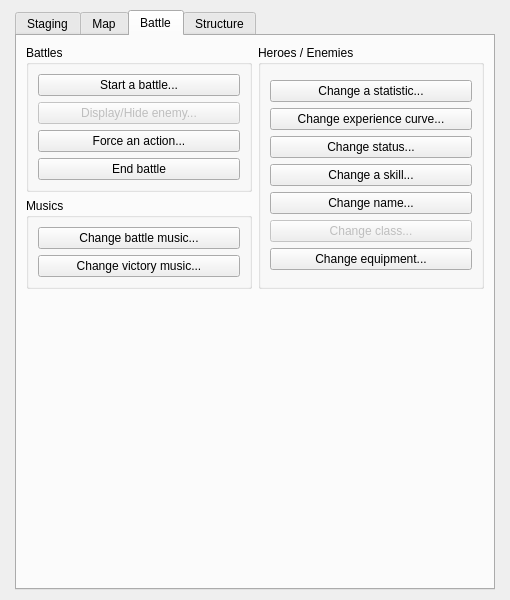
Old version of the form Editor/Dialogs/dialogcommands.ui in the repository RPG-Paper-Maker/RPG-Paper-Maker.
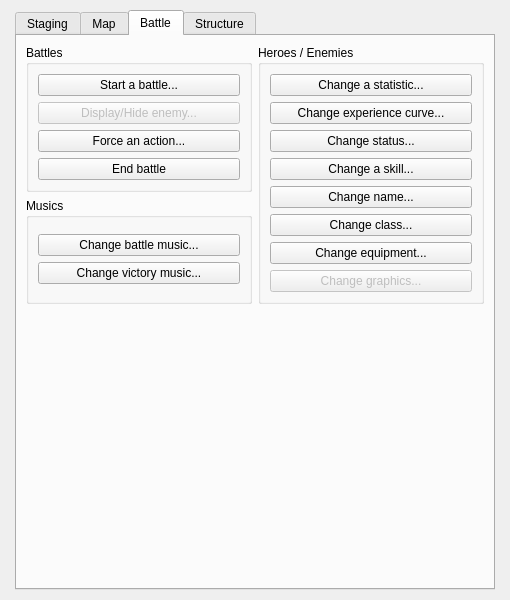
New version of the form. The open tabs and pages were chosen to show the change.

Commit message: Command change class

Diff of the .ui file:
```diff
--- a/Editor/Dialogs/dialogcommands.ui
+++ b/Editor/Dialogs/dialogcommands.ui
@@ -761,7 +761,7 @@
               <item>
                <widget class="QPushButton" name="pushButtonChangeClass_3">
                 <property name="enabled">
-                 <bool>false</bool>
+                 <bool>true</bool>
                 </property>
                 <property name="text">
                  <string>Change class...</string>
@@ -778,6 +778,16 @@
                 </property>
                </widget>
               </item>
+              <item>
+               <widget class="QPushButton" name="pushButtonChangeGraphics">
+                <property name="enabled">
+                 <bool>false</bool>
+                </property>
+                <property name="text">
+                 <string>Change graphics...</string>
+                </property>
+               </widget>
+              </item>
              </layout>
             </item>
            </layout>
```
Left out of the diff: 2 changed lines with no effect on the pictures. The commit also changes 15 other files.
